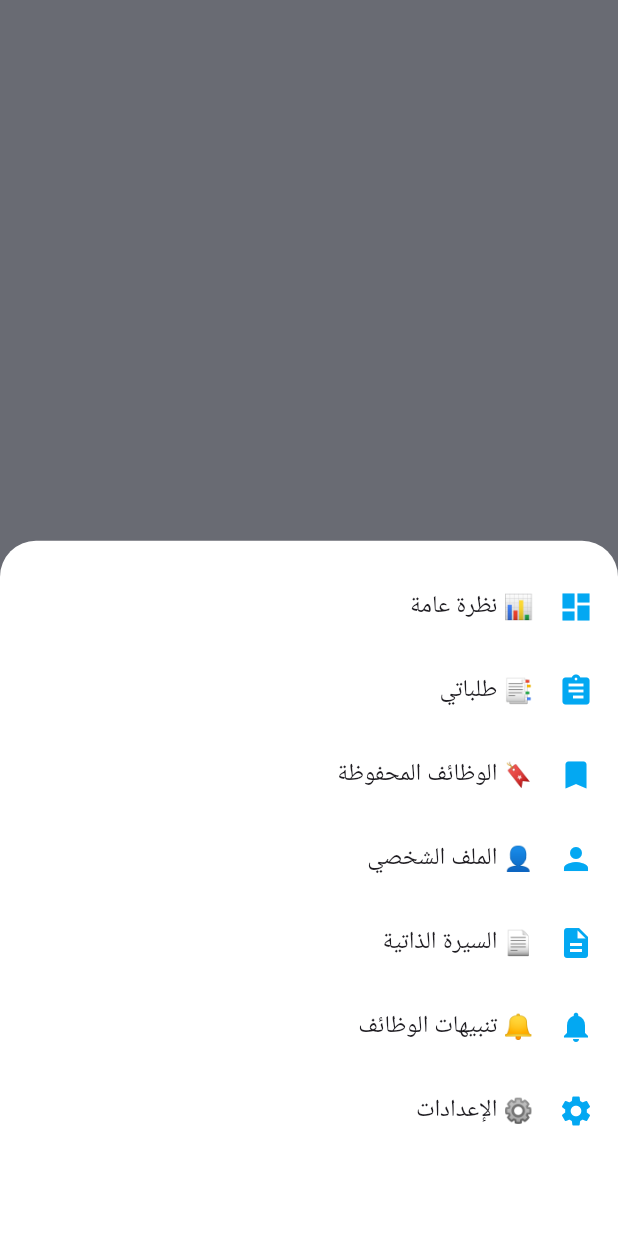
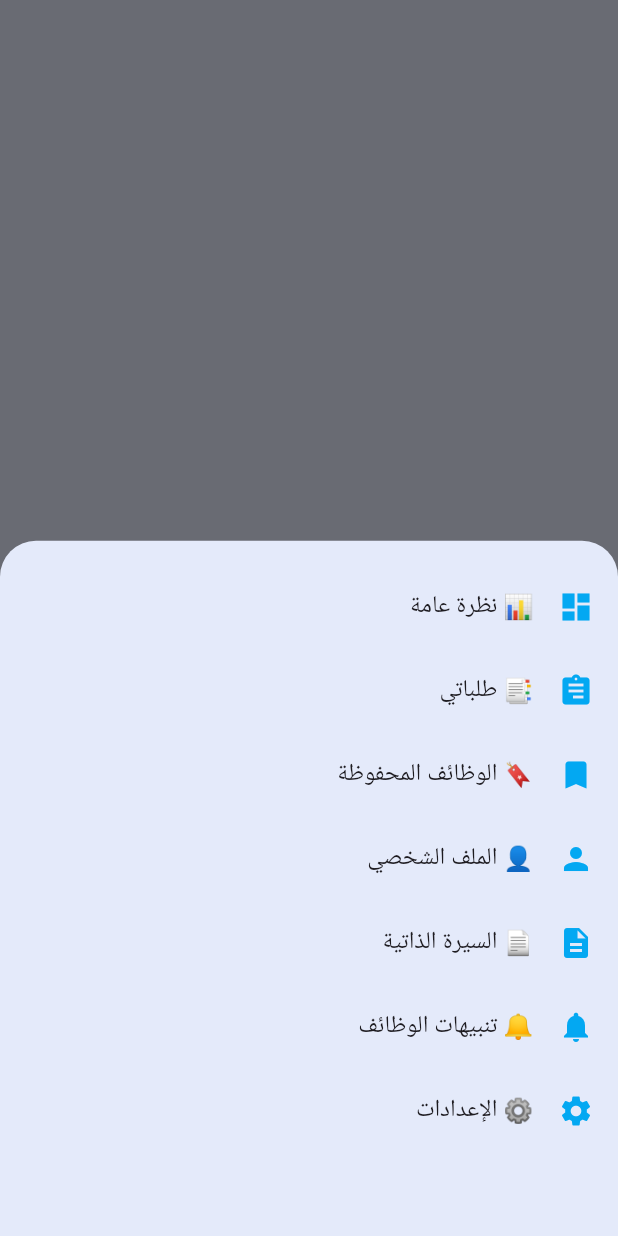
Before and after one commit to Munir600/jobs_platform1, a Flutter app: the JobSeekerScreen screen opened directly, after a tap on the "menu" icon, on a phone screen of 412 x 824 dp. Run offline on Flutter 3.47's test engine with Material 3 defaults, Android fonts, the phone set to English and light mode, and no system bars; our stand-ins replace animated_splash_screen, flutter_secure_storage, internet_connection_checker, lottie; accounts and stored records are empty; project files that could hold a hidden picture were left out.

Commit message:
تعديل التنقل في الملف الشخصي لل job seeker

```diff
--- a/lib/features/job_seeker/screens/job_seeker_screen.dart
+++ b/lib/features/job_seeker/screens/job_seeker_screen.dart
@@ -42,7 +42,7 @@ class _JobSeekerScreenState extends State<JobSeekerScreen> {
   void _openNavigationSheet() {
     showModalBottomSheet(
       context: context,
-      backgroundColor: Colors.white,
+      backgroundColor: AppColors.backgroundColor,
       shape: const RoundedRectangleBorder(
         borderRadius: BorderRadius.vertical(top: Radius.circular(24)),
       ),
```
